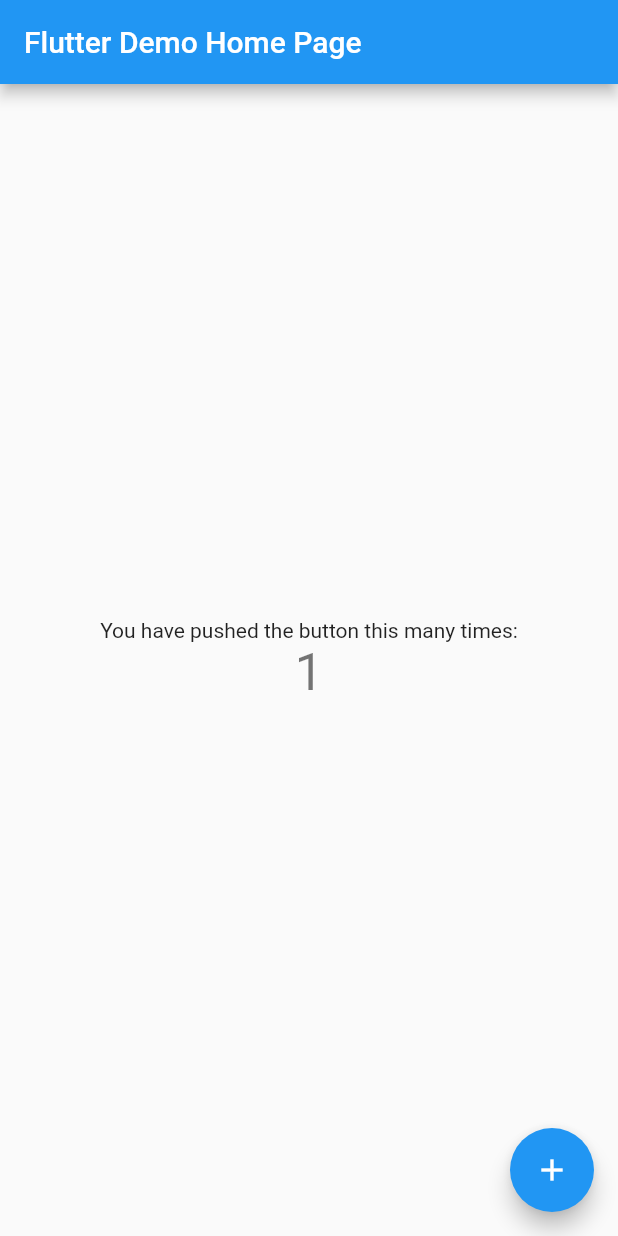
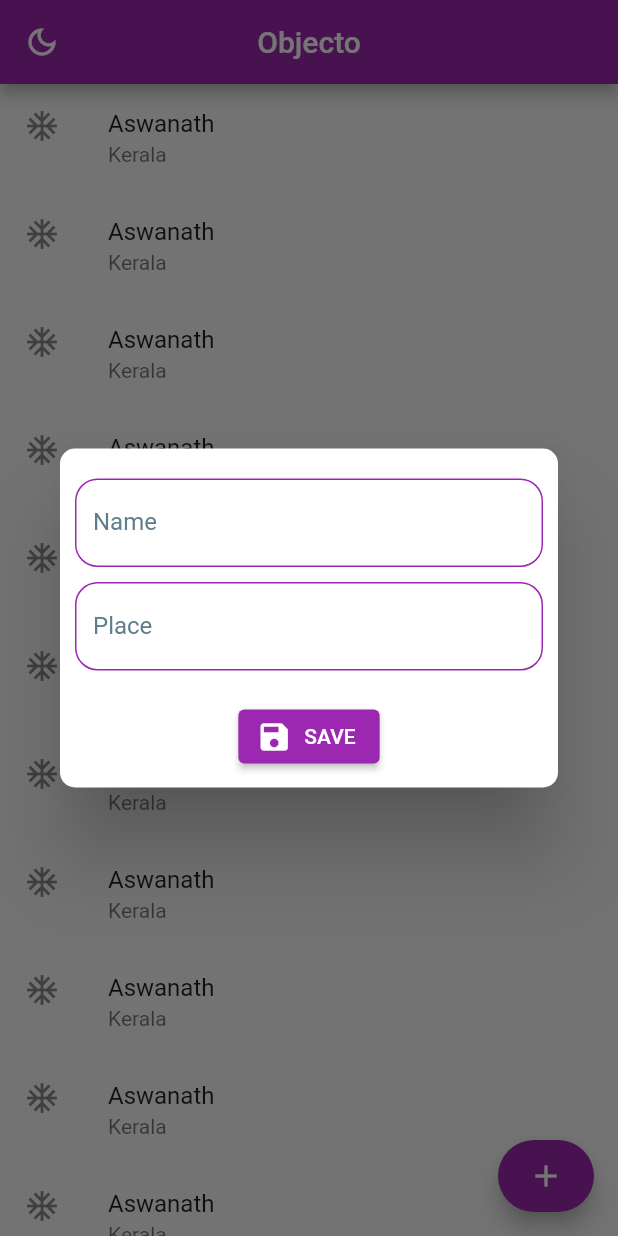
Before and after one commit to aswanath/object_box_sample, a Flutter app: the screen it shows after launch, after a tap on the "add" icon, on a phone screen of 412 x 824 dp. Run offline on Flutter 3.47's test engine with Material 2 defaults, Android fonts, the phone set to English and light mode, and no system bars; drawn by our look-alikes of flutter_slidable; our stand-ins replace bloc, flutter_bloc.

Commit message:
completed UI

```diff
--- /dev/null
+++ b/lib/application/core/object_box/object_box_event.dart
@@ -0,0 +1,14 @@
+part of 'object_box_bloc.dart';
+
+@immutable
+abstract class ObjectBoxEvent {}
+
+class AddDetailsEvent extends ObjectBoxEvent {
+  final String name;
+  final String place;
+
+  AddDetailsEvent({
+    required this.name,
+    required this.place,
+  });
+}
--- /dev/null
+++ b/lib/application/core/object_box/object_box_state.dart
@@ -0,0 +1,6 @@
+part of 'object_box_bloc.dart';
+
+@immutable
+abstract class ObjectBoxState {}
+
+class ObjectBoxInitial extends ObjectBoxState {}
--- /dev/null
+++ b/lib/application/core/theme/theme_bloc.dart
@@ -0,0 +1,26 @@
+
+import 'package:flutter_bloc/flutter_bloc.dart';
+import 'package:flutter/material.dart';
+import 'package:object_box_example/domain/core/theme/theme_util.dart';
+
+part 'theme_event.dart';
+
+part 'theme_state.dart';
+
+class ThemeBloc extends Bloc<ThemeEvent, ThemeState> {
+  ThemeBloc()
+      : super(
+          ThemeState(
+            themeData: CustomTheme.lightTheme,
+            iconData: Icons.dark_mode_outlined,
+          ),
+        ) {
+    on<ChangeTheme>((event, emit) {
+      final ThemeData themeData = state.themeData == CustomTheme.darkTheme ? CustomTheme.lightTheme : CustomTheme.darkTheme;
+      final IconData iconData = state.iconData == Icons.dark_mode_outlined ? Icons.light_mode_outlined : Icons.dark_mode_outlined;
+      emit(
+        ThemeState(themeData: themeData, iconData: iconData),
+      );
+    });
+  }
+}
--- /dev/null
+++ b/lib/application/core/theme/theme_event.dart
@@ -0,0 +1,6 @@
+part of 'theme_bloc.dart';
+
+@immutable
+abstract class ThemeEvent {}
+
+class ChangeTheme extends ThemeEvent{}
--- /dev/null
+++ b/lib/application/core/theme/theme_state.dart
@@ -0,0 +1,11 @@
+part of 'theme_bloc.dart';
+
+class ThemeState {
+  final ThemeData themeData;
+  final IconData iconData;
+
+  ThemeState({
+    required this.themeData,
+    required this.iconData,
+  });
+}
--- /dev/null
+++ b/lib/domain/core/theme/theme_util.dart
@@ -0,0 +1,21 @@
+import 'package:flutter/material.dart';
+
+class CustomTheme {
+  static ThemeData get lightTheme => ThemeData(
+        primarySwatch: Colors.purple,
+        brightness: Brightness.light,
+        cardColor: Colors.purple,
+        iconTheme: const IconThemeData(
+          color: Colors.white,
+        ),
+      );
+
+  static ThemeData get darkTheme => ThemeData(
+        primarySwatch: Colors.grey,
+        brightness: Brightness.dark,
+        cardColor: Colors.grey,
+        iconTheme: const IconThemeData(
+          color: Colors.purple,
+        ),
+      );
+}
--- /dev/null
+++ b/lib/infrastructure/object_box/object_box_repository.dart
@@ -0,0 +1,5 @@
+
+class ObjectBoxRepository {
+
+
+}
--- a/lib/main.dart
+++ b/lib/main.dart
@@ -1,123 +1,7 @@
 import 'package:flutter/material.dart';
-import 'package:object_box_example/example.dart';
-import 'package:object_box_example/objectbox.g.dart';
+import 'package:object_box_example/presentation/app.dart';
 
-void main() async{
+void main() {
   WidgetsFlutterBinding.ensureInitialized();
-  final Store store = await openStore();
-  final personBox = store.box<Person>();
-  // final id = personBox.put(Person(name: "Aswan", pin: 678007),);
-  personBox.put(Person(name: "Aswanath C K", pin: 678551),mode: PutMode.update);
-  print(personBox.getAll());
   runApp(const MyApp());
 }
-
-class MyApp extends StatelessWidget {
-  const MyApp({Key? key}) : super(key: key);
-
-  // This widget is the root of your application.
-  @override
-  Widget build(BuildContext context) {
-    return MaterialApp(
-      title: 'Flutter Demo',
-      theme: ThemeData(
-        // This is the theme of your application.
-        //
-        // Try running your application with "flutter run". You'll see the
-        // application has a blue toolbar. Then, without quitting the app, try
-        // changing the primarySwatch below to Colors.green and then invoke
-        // "hot reload" (press "r" in the console where you ran "flutter run",
-        // or simply save your changes to "hot reload" in a Flutter IDE).
-        // Notice that the counter didn't reset back to zero; the application
-        // is not restarted.
-        primarySwatch: Colors.blue,
-      ),
-      home: const MyHomePage(title: 'Flutter Demo Home Page'),
-    );
-  }
-}
-
-class MyHomePage extends StatefulWidget {
-  const MyHomePage({Key? key, required this.title}) : super(key: key);
-
-  // This widget is the home page of your application. It is stateful, meaning
-  // that it has a State object (defined below) that contains fields that affect
-  // how it looks.
-
-  // This class is the configuration for the state. It holds the values (in this
-  // case the title) provided by the parent (in this case the App widget) and
-  // used by the build method of the State. Fields in a Widget subclass are
-  // always marked "final".
-
-  final String title;
-
-  @override
-  State<MyHomePage> createState() => _MyHomePageState();
-}
-
-class _MyHomePageState extends State<MyHomePage> {
-  int _counter = 0;
-
-  void _incrementCounter() {
-    setState(() {
-      // This call to setState tells the Flutter framework that something has
-      // changed in this State, which causes it to rerun the build method below
-      // so that the display can reflect the updated values. If we changed
-      // _counter without calling setState(), then the build method would not be
-      // called again, and so nothing would appear to happen.
-      _counter++;
-    });
-  }
-
-  @override
-  Widget build(BuildContext context) {
-    // This method is rerun every time setState is called, for instance as done
-    // by the _incrementCounter method above.
-    //
-    // The Flutter framework has been optimized to make rerunning build methods
-    // fast, so that you can just rebuild anything that needs updating rather
-    // than having to individually change instances of widgets.
-    return Scaffold(
-      appBar: AppBar(
-        // Here we take the value from the MyHomePage object that was created by
-        // the App.build method, and use it to set our appbar title.
-        title: Text(widget.title),
-      ),
-      body: Center(
-        // Center is a layout widget. It takes a single child and positions it
-        // in the middle of the parent.
-        child: Column(
-          // Column is also a layout widget. It takes a list of children and
-          // arranges them vertically. By default, it sizes itself to fit its
-          // children horizontally, and tries to be as tall as its parent.
-          //
-          // Invoke "debug painting" (press "p" in the console, choose the
-          // "Toggle Debug Paint" action from the Flutter Inspector in Android
-          // Studio, or the "Toggle Debug Paint" command in Visual Studio Code)
-          // to see the wireframe for each widget.
-          //
-          // Column has various properties to control how it sizes itself and
-          // how it positions its children. Here we use mainAxisAlignment to
-          // center the children vertically; the main axis here is the vertical
-          // axis because Columns are vertical (the cross axis would be
-          // horizontal).
-          mainAxisAlignment: MainAxisAlignment.center,
-          children: <Widget>[
-            const Text(
-              'You have pushed the button this many times:',
-            ),
-            Text(
-              '$_counter',
-              style: Theme.of(context).textTheme.headline4,
-            ),
-          ],
-        ),
-      ),
-      floatingActionButton: FloatingActionButton(
-        onPressed: _incrementCounter,
-        tooltip: 'Increment',
-        child: const Icon(Icons.add),
-      ), // This trailing comma makes auto-formatting nicer for build methods.
-    );
-  }
-}
--- /dev/null
+++ b/lib/presentation/add_or_edit_pop_up/add_edit_popup.dart
@@ -0,0 +1,60 @@
+import 'package:flutter/material.dart';
+import 'package:object_box_example/presentation/add_or_edit_pop_up/widgets/custom_form_field.dart';
+
+class CustomPopup extends StatelessWidget {
+  final GlobalKey<FormState> globalKey = GlobalKey<FormState>();
+
+  CustomPopup({Key? key}) : super(key: key);
+
+  @override
+  Widget build(BuildContext context) {
+    return Dialog(
+      shape: RoundedRectangleBorder(
+        borderRadius: BorderRadius.circular(10),
+      ),
+      child: Padding(
+        padding: const EdgeInsets.all(10),
+        child: Form(
+          key: globalKey,
+          child: Column(
+            mainAxisSize: MainAxisSize.min,
+            children: [
+              const SizedBox(
+                height: 10,
+              ),
+              const TextFieldCustom(
+                labelText: 'Name',
+                validator: stringValidation,
+              ),
+              const SizedBox(
+                height: 10,
+              ),
+              const TextFieldCustom(
+                labelText: 'Place',
+                validator: stringValidation,
+              ),
+              const SizedBox(
+                height: 20,
+              ),
+              ElevatedButton.icon(
+                onPressed: () {
+                  globalKey.currentState!.validate();
+                },
+                icon: const Icon(Icons.save),
+                label: const Text("SAVE"),
+              ),
+            ],
+          ),
+        ),
+      ),
+    );
+  }
+}
+
+String? stringValidation(String? value) {
+  if (value == null || value.isEmpty) {
+    return "Required";
+  } else {
+    return null;
+  }
+}
--- /dev/null
+++ b/lib/presentation/add_or_edit_pop_up/widgets/custom_form_field.dart
@@ -0,0 +1,40 @@
+import 'package:flutter/material.dart';
+
+class TextFieldCustom extends StatelessWidget {
+  final String labelText;
+  final TextEditingController? controller;
+  final String? initialValue;
+  final FormFieldValidator<String>? validator;
+  final void Function(String)? onChanged;
+  final TextInputType? keyboard;
+
+  const TextFieldCustom({
+    Key? key,
+    required this.labelText,
+    this.keyboard,
+    this.controller,
+    this.initialValue,
+    this.validator,
+    this.onChanged,
+  }) : super(key: key);
+
+  @override
+  Widget build(BuildContext context) {
+    return TextFormField(
+      autovalidateMode: AutovalidateMode.onUserInteraction,
+      keyboardType: keyboard ?? TextInputType.text,
+      onChanged: onChanged,
+      validator: validator,
+      initialValue: initialValue,
+      decoration: InputDecoration(
+        labelText: labelText,
+        focusedErrorBorder: OutlineInputBorder(borderSide: const BorderSide(color: Colors.red), borderRadius: BorderRadius.circular(15)),
+        errorBorder: OutlineInputBorder(borderSide: const BorderSide(color: Colors.red), borderRadius: BorderRadius.circular(15)),
+        labelStyle: const TextStyle(color: Colors.blueGrey),
+        enabledBorder: OutlineInputBorder(borderSide: const BorderSide(color: Colors.purple), borderRadius: BorderRadius.circular(15)),
+        focusedBorder: OutlineInputBorder(borderSide: const BorderSide(color: Colors.purple), borderRadius: BorderRadius.circular(15)),
+      ),
+      controller: controller,
+    );
+  }
+}
--- /dev/null
+++ b/lib/presentation/app.dart
@@ -0,0 +1,28 @@
+import 'package:flutter/material.dart';
+import 'package:flutter_bloc/flutter_bloc.dart';
+import 'package:object_box_example/application/core/theme/theme_bloc.dart';
+import 'package:object_box_example/presentation/home/home_page.dart';
+
+class MyApp extends StatelessWidget {
+  const MyApp({Key? key}) : super(key: key);
+
+  @override
+  Widget build(BuildContext context) {
+    return MultiBlocProvider(
+      providers: [
+        BlocProvider<ThemeBloc>(
+          create: (context) => ThemeBloc(),
+        ),
+      ],
+      child: BlocBuilder<ThemeBloc, ThemeState>(
+        builder: (context, state) {
+          return MaterialApp(
+            title: 'Object Box Example',
+            theme: state.themeData,
+            home: const HomePage(),
+          );
+        },
+      ),
+    );
+  }
+}
--- /dev/null
+++ b/lib/presentation/home/home_page.dart
@@ -0,0 +1,96 @@
+import 'package:flutter/material.dart';
+import 'package:flutter_bloc/flutter_bloc.dart';
+import 'package:flutter_slidable/flutter_slidable.dart';
+import 'package:object_box_example/application/core/theme/theme_bloc.dart';
+import 'package:object_box_example/presentation/add_or_edit_pop_up/add_edit_popup.dart';
+
+class HomePage extends StatelessWidget {
+  const HomePage({Key? key}) : super(key: key);
+
+  @override
+  Widget build(BuildContext context) {
+    return Scaffold(
+      appBar: AppBar(
+        title: const Text("Objecto"),
+        centerTitle: true,
+        leading: const _ThemeIconButton(),
+      ),
+      body: ListView.builder(
+        itemCount: 30,
+        itemBuilder: (context, index) {
+          return const _ChildList();
+        },
+      ),
+      floatingActionButton: FloatingActionButton.extended(
+        onPressed: () {
+          showDialog(
+            context: context,
+            builder: (context) => CustomPopup(),
+          );
+        },
+        label: const Icon(Icons.add),
+      ),
+    );
+  }
+}
+
+class _ChildList extends StatelessWidget {
+  const _ChildList({
+    Key? key,
+  }) : super(key: key);
+
+  @override
+  Widget build(BuildContext context) {
+    return Slidable(
+      startActionPane: ActionPane(
+        motion: const DrawerMotion(),
+        children: [
+          SlidableAction(
+            onPressed: (context) {},
+            icon: Icons.delete,
+            label: 'Delete',
+            backgroundColor: Colors.red,
+          ),
+          SlidableAction(
+            onPressed: (context) {
+              showDialog(
+                context: context,
+                builder: (context) => CustomPopup(),
+              );
+            },
+            icon: Icons.edit,
+            label: 'Edit',
+            backgroundColor: Colors.blueAccent,
+          ),
+        ],
+      ),
+      child: const ListTile(
+        leading: Icon(Icons.ac_unit),
+        title: Text("Aswanath"),
+        subtitle: Text("Kerala"),
+      ),
+    );
+  }
+}
+
+class _ThemeIconButton extends StatelessWidget {
+  const _ThemeIconButton({
+    Key? key,
+  }) : super(key: key);
+
+  @override
+  Widget build(BuildContext context) {
+    return IconButton(
+      onPressed: () {
+        context.read<ThemeBloc>().add(
+              ChangeTheme(),
+            );
+      },
+      icon: BlocBuilder<ThemeBloc, ThemeState>(
+        builder: (context, state) {
+          return Icon(state.iconData);
+        },
+      ),
+    );
+  }
+}
--- a/pubspec.yaml
+++ b/pubspec.yaml
@@ -36,6 +36,8 @@
   cupertino_icons: ^1.0.2
   objectbox: ^1.6.0
   objectbox_flutter_libs: ^1.6.0
+  flutter_bloc: ^8.0.1
+  flutter_slidable: ^2.0.0
 
 dev_dependencies:
   flutter_test:
```
Also changed, not shown: lib/application/core/object_box/object_box_bloc.dart (added, +21 -0 lines), lib/example.dart (deleted, +0 -14 lines), lib/objectbox-model.json (deleted, +0 -42 lines), pubspec.lock, 1 other file.
